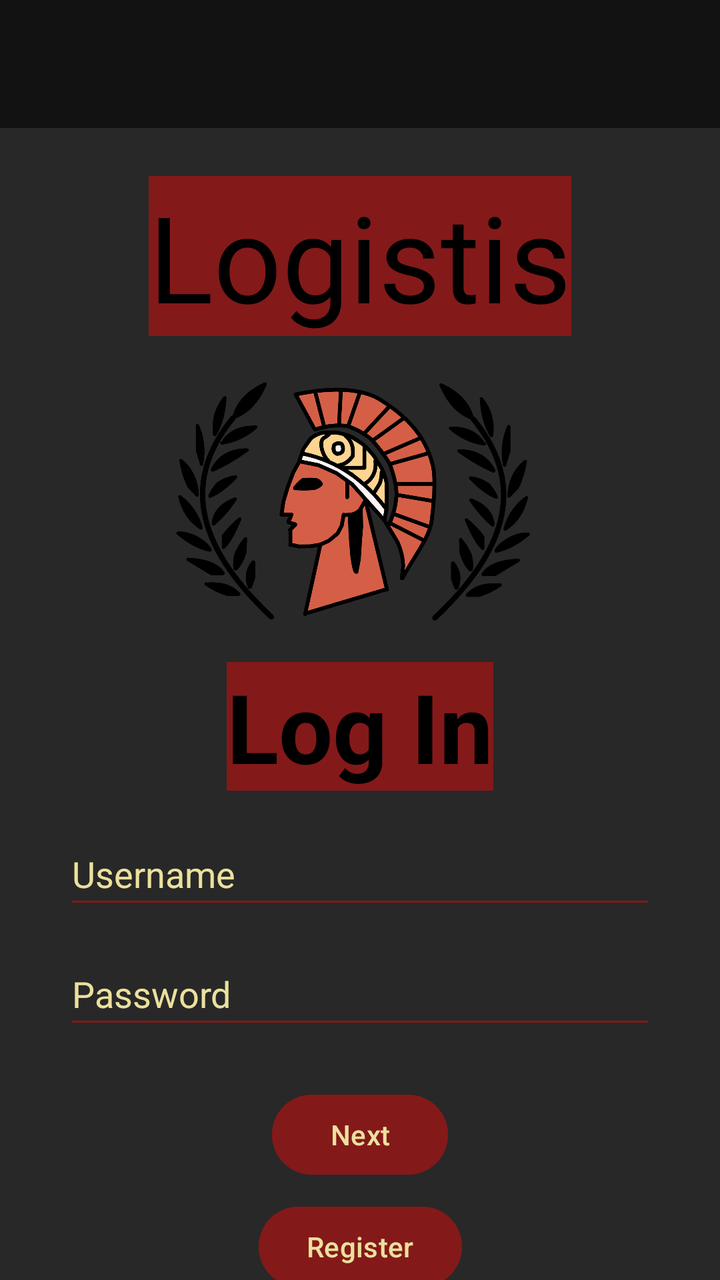
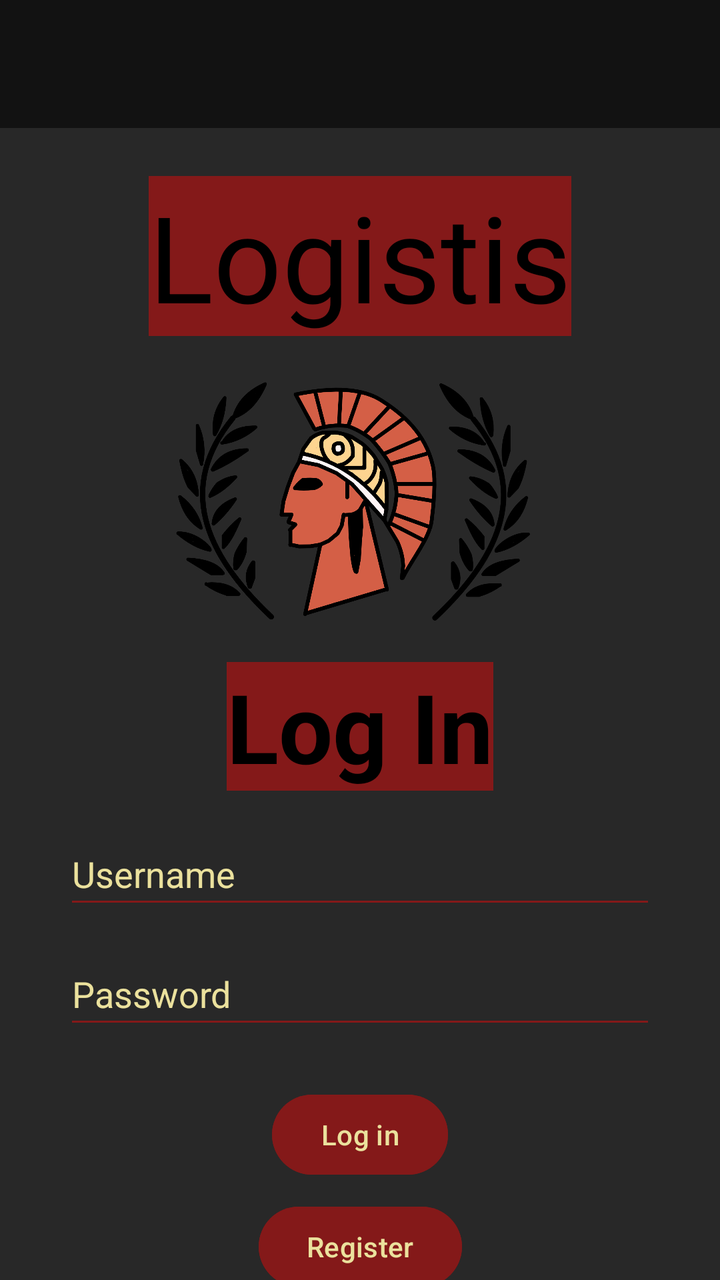

The first picture is an Android layout as it rendered before a commit; the second is the same layout after the commit. The layout source and the unified diff follow.
<!-- AndroidManifest.xml: application theme Theme.OPSC7311Introduction -->
<!-- res/layout/activity_main.xml -->
<?xml version="1.0" encoding="utf-8"?>
<androidx.drawerlayout.widget.DrawerLayout
    xmlns:android="http://schemas.android.com/apk/res/android"
    xmlns:app="http://schemas.android.com/apk/res-auto"
    xmlns:tools="http://schemas.android.com/tools"
    android:id="@+id/drawerLayout"
    android:layout_width="match_parent"
    android:layout_height="match_parent"
    android:background="#ADD8E6"
    tools:context=".MainActivity">

    
    <androidx.constraintlayout.widget.ConstraintLayout
        android:id="@+id/main"
        android:layout_width="match_parent"
        android:layout_height="match_parent"
        android:background="#282828">

        <com.google.android.material.appbar.MaterialToolbar
            android:id="@+id/toolbar"
            android:layout_width="match_parent"
            android:layout_height="?attr/actionBarSize"
            android:background="#121212"
            android:elevation="4dp"
            android:theme="@style/ThemeOverlay.AppCompat.Dark.ActionBar"
            app:layout_constraintEnd_toEndOf="parent"
            app:layout_constraintStart_toStartOf="parent"
            app:layout_constraintTop_toTopOf="parent"
            app:popupTheme="@style/ThemeOverlay.AppCompat.Light" />

        <TextView
            android:id="@+id/textView"
            android:layout_width="wrap_content"
            android:layout_height="wrap_content"
            android:layout_marginTop="24dp"
            android:background="#841919"
            android:text="Logistis"
            android:textColor="#000000"
            android:textSize="60sp"
            app:layout_constraintEnd_toEndOf="parent"
            app:layout_constraintStart_toStartOf="parent"
            app:layout_constraintTop_toBottomOf="@+id/toolbar" />

        <ImageView
            android:id="@+id/imgLogistis"
            android:layout_width="236dp"
            android:layout_height="131dp"
            android:layout_marginTop="16dp"
            android:contentDescription="Namibia Dune 45"
            app:layout_constraintEnd_toEndOf="parent"
            app:layout_constraintStart_toStartOf="parent"
            app:layout_constraintTop_toBottomOf="@+id/textView"
            app:srcCompat="@drawable/logo_design" />

        <TextView
            android:id="@+id/tvLogin_header"
            android:layout_width="wrap_content"
            android:layout_height="wrap_content"
            android:layout_marginTop="16dp"
            android:background="#841919"
            android:text="Log In"
            android:textColor="#000000"
            android:textSize="48sp"
            android:textStyle="bold"
            app:layout_constraintEnd_toEndOf="parent"
            app:layout_constraintStart_toStartOf="parent"
            app:layout_constraintTop_toBottomOf="@+id/imgLogistis" />

        <EditText
            android:id="@+id/etUsername"
            android:layout_width="0dp"
            android:layout_height="wrap_content"
            android:layout_marginStart="32dp"
            android:layout_marginTop="16dp"
            android:layout_marginEnd="32dp"
            android:backgroundTint="#841919"
            android:hint="Username"
            android:inputType="text"
            android:minHeight="48dp"
            android:textColorHint="#EBE19D"
            app:layout_constraintEnd_toEndOf="parent"
            app:layout_constraintStart_toStartOf="parent"
            app:layout_constraintTop_toBottomOf="@+id/tvLogin_header"
            tools:ignore="AutoFill" />

        <EditText
            android:id="@+id/etPassword"
            android:layout_width="0dp"
            android:layout_height="wrap_content"
            android:layout_marginStart="32dp"
            android:layout_marginTop="12dp"
            android:layout_marginEnd="32dp"
            android:backgroundTint="#841919"
            android:hint="Password"
            android:inputType="textPassword"
            android:minHeight="48dp"
            android:textColorHint="#EBE19D"
            app:layout_constraintEnd_toEndOf="parent"
            app:layout_constraintStart_toStartOf="parent"
            app:layout_constraintTop_toBottomOf="@+id/etUsername" />

        <Button
            android:id="@+id/btnNext"
            android:layout_width="wrap_content"
            android:layout_height="wrap_content"
            android:layout_marginTop="24dp"
            android:backgroundTint="#841919"
            android:text="Next"
            android:textColor="#EBE19D"
            app:layout_constraintEnd_toEndOf="parent"
            app:layout_constraintStart_toStartOf="parent"
            app:layout_constraintTop_toBottomOf="@+id/etPassword" />

        <Button
            android:id="@+id/btnRegister"
            android:layout_width="wrap_content"
            android:layout_height="wrap_content"
            android:layout_marginTop="8dp"
            android:backgroundTint="#841919"
            android:text="Register"
            android:textColor="#EBE19D"
            app:layout_constraintEnd_toEndOf="parent"
            app:layout_constraintStart_toStartOf="parent"
            app:layout_constraintTop_toBottomOf="@+id/btnNext" />

        <Button
            android:id="@+id/btnSettings"
            android:layout_width="wrap_content"
            android:layout_height="wrap_content"
            android:layout_marginTop="8dp"
            android:backgroundTint="#841919"
            android:text="Settings"
            android:textColor="#EBE19D"
            app:layout_constraintEnd_toEndOf="parent"
            app:layout_constraintStart_toStartOf="parent"
            app:layout_constraintTop_toBottomOf="@+id/btnRegister" />

    </androidx.constraintlayout.widget.ConstraintLayout>

    
    <com.google.android.material.navigation.NavigationView
        android:id="@+id/nav_view"
        android:layout_width="wrap_content"
        android:layout_height="match_parent"
        android:layout_gravity="start"
        android:fitsSystemWindows="true"
        app:menu="@menu/nav_menu" />

</androidx.drawerlayout.widget.DrawerLayout>
<!-- resources referenced by this layout -->
<resources>
  <!-- drawable logo_design: png bitmap (drawable, 185573 bytes) -->
  <style name="Theme.OPSC7311Introduction" parent="Base.Theme.OPSC7311Introduction" />
  <style name="Base.Theme.OPSC7311Introduction" parent="Theme.Material3.DayNight.NoActionBar">
          
          
      </style>
</resources>

<!-- the commit's change to res/layout/activity_main.xml (unified diff, before → after) -->
@@ -46,7 +46,7 @@
             android:layout_width="236dp"
             android:layout_height="131dp"
             android:layout_marginTop="16dp"
-            android:contentDescription="Namibia Dune 45"
+            android:contentDescription="Logistis logo"
             app:layout_constraintEnd_toEndOf="parent"
             app:layout_constraintStart_toStartOf="parent"
             app:layout_constraintTop_toBottomOf="@+id/textView"
@@ -105,7 +105,7 @@
             android:layout_height="wrap_content"
             android:layout_marginTop="24dp"
             android:backgroundTint="#841919"
-            android:text="Next"
+            android:text="Log in"
             android:textColor="#EBE19D"
             app:layout_constraintEnd_toEndOf="parent"
             app:layout_constraintStart_toStartOf="parent"
@@ -123,18 +123,6 @@
             app:layout_constraintStart_toStartOf="parent"
             app:layout_constraintTop_toBottomOf="@+id/btnNext" />
 
-        <Button
-            android:id="@+id/btnSettings"
-            android:layout_width="wrap_content"
-            android:layout_height="wrap_content"
-            android:layout_marginTop="8dp"
-            android:backgroundTint="#841919"
-            android:text="Settings"
-            android:textColor="#EBE19D"
-            app:layout_constraintEnd_toEndOf="parent"
-            app:layout_constraintStart_toStartOf="parent"
-            app:layout_constraintTop_toBottomOf="@+id/btnRegister" />
-
     </androidx.constraintlayout.widget.ConstraintLayout>
 
     
